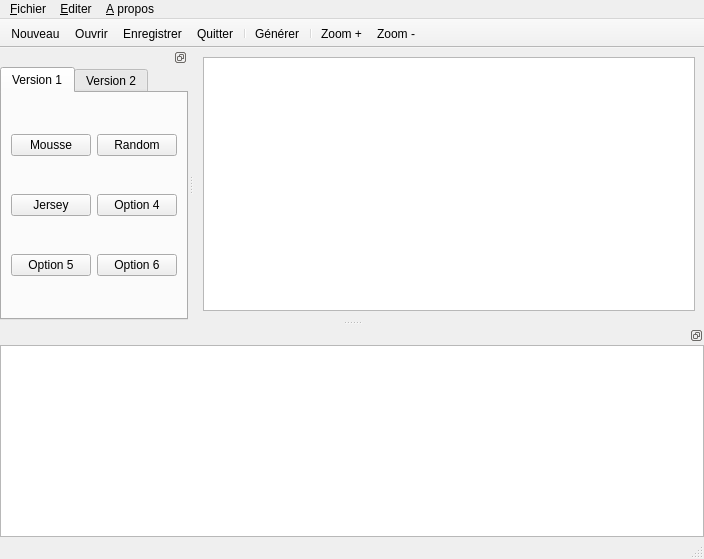
This is interface/mainwindow.ui in TriComp/TriComp as Qt 5 draws it before an edit. The edited form follows.
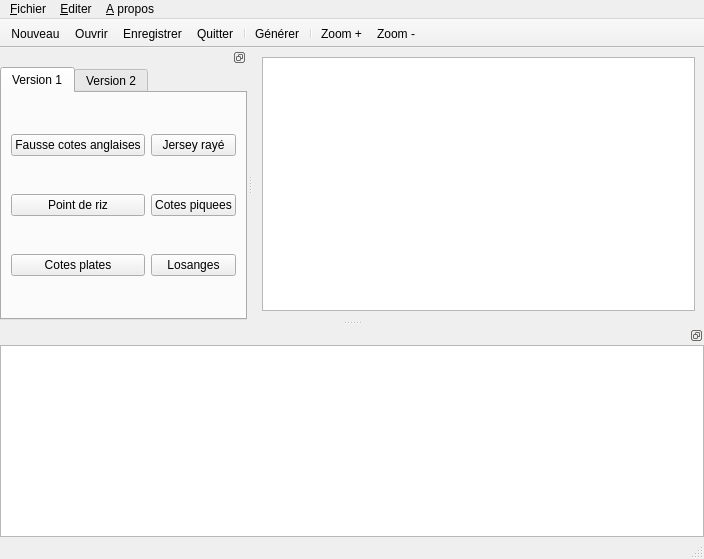
This is the edited form. Icons and pictures are not drawn.

Patch:
```diff
--- a/interface/mainwindow.ui
+++ b/interface/mainwindow.ui
@@ -159,7 +159,7 @@
              <item row="0" column="0">
               <widget class="QPushButton" name="pushButton">
                <property name="text">
-                <string>Mousse</string>
+                <string>Fausse cotes anglaises</string>
                </property>
                <property name="iconSize">
                 <size>
@@ -178,7 +178,7 @@
              <item row="1" column="1">
               <widget class="QPushButton" name="pushButton_4">
                <property name="text">
-                <string>Option 4</string>
+                <string>Cotes piquees</string>
                </property>
                <property name="checkable">
                 <bool>false</bool>
@@ -191,7 +191,7 @@
              <item row="0" column="1">
               <widget class="QPushButton" name="pushButton_3">
                <property name="text">
-                <string>Random</string>
+                <string>Jersey rayé</string>
                </property>
                <property name="checkable">
                 <bool>false</bool>
@@ -204,7 +204,7 @@
              <item row="2" column="1">
               <widget class="QPushButton" name="pushButton_6">
                <property name="text">
-                <string>Option 6</string>
+                <string>Losanges</string>
                </property>
                <property name="checkable">
                 <bool>false</bool>
@@ -217,7 +217,7 @@
              <item row="1" column="0">
               <widget class="QPushButton" name="pushButton_2">
                <property name="text">
-                <string>Jersey</string>
+                <string>Point de riz</string>
                </property>
                <property name="checkable">
                 <bool>false</bool>
@@ -230,7 +230,7 @@
              <item row="2" column="0">
               <widget class="QPushButton" name="pushButton_5">
                <property name="text">
-                <string>Option 5</string>
+                <string>Cotes plates</string>
                </property>
                <property name="checkable">
                 <bool>false</bool>
```
Left out of the diff: 6 changed lines with no effect on the pictures.
